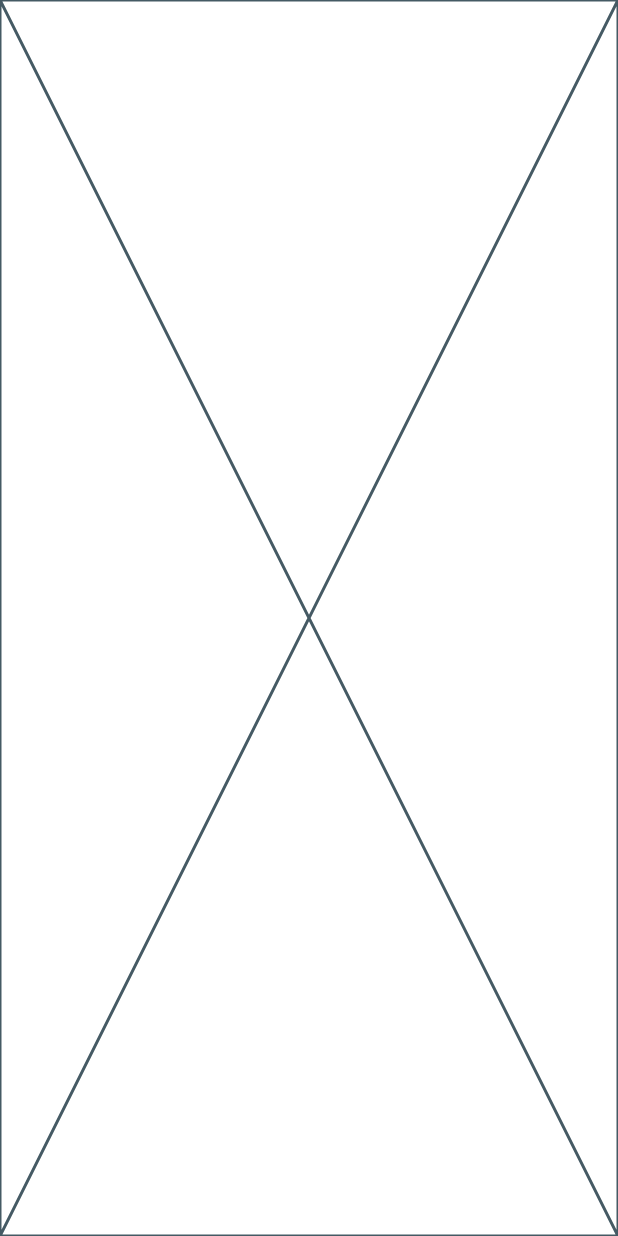
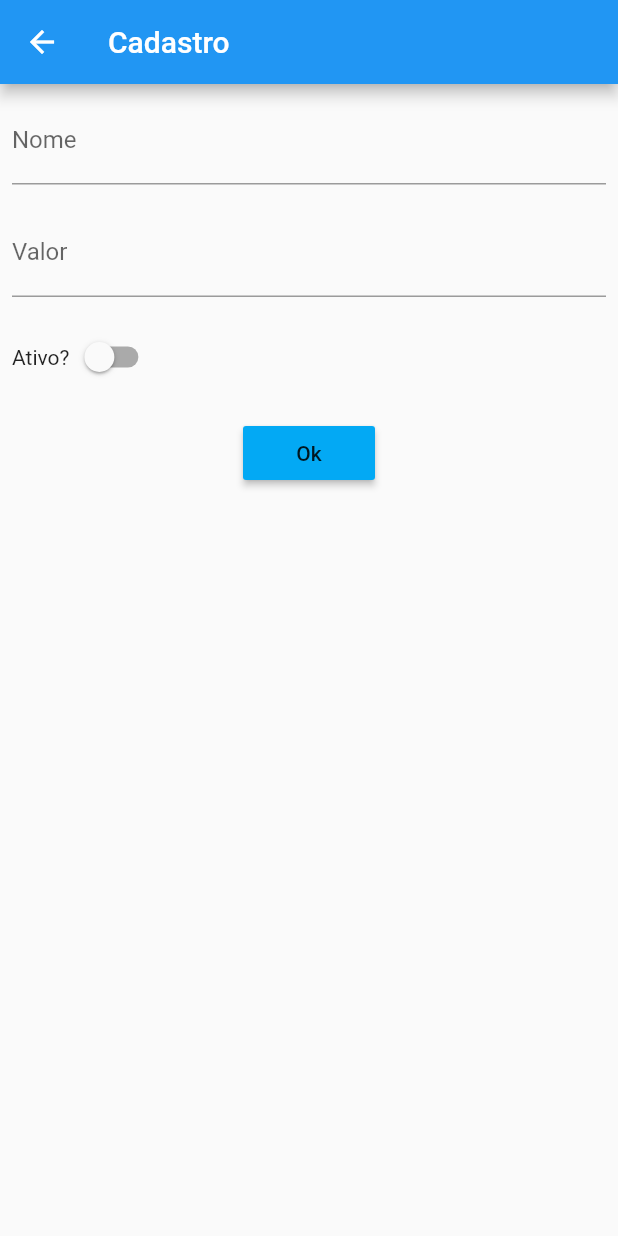
Before and after one commit to Bifi92/flutter_estudo_bloc, a Flutter app: the screen it shows after launch, after a tap on the "add" icon, on a phone screen of 412 x 824 dp. Run offline on Flutter 3.47's test engine with Material 2 defaults, Android fonts, the phone set to English and light mode, and no system bars; our stand-ins replace rxdart, sqflite; missing offline and left inert: bloc_pattern; accounts and stored records are empty.

Commit message:
Inclusao do cadastro e exclusao

```diff
--- a/lib/dao/home.dart
+++ b/lib/dao/home.dart
@@ -10,7 +10,7 @@ class HomeDao {
   static const _ativo = 'ativo';
 
   static const String tableSql = 'CREATE TABLE $_tableName ('
-      '$_id INTEGER PRIMARY KEY, '
+      '$_id INTEGER PRIMARY KEY AUTOINCREMENT, '
       '$_nome TEXT, '
       '$_valor REAL, '
       '$_ativo INTEGER )';
--- a/lib/screens/cadastro_home.dart
+++ b/lib/screens/cadastro_home.dart
@@ -1,3 +1,5 @@
+import 'package:estudo_bloc/bloc/home.dart';
+import 'package:estudo_bloc/models/home.dart';
 import 'package:flutter/material.dart';
 
 class CadastroHomeScreen extends StatelessWidget {
@@ -5,6 +7,88 @@ class CadastroHomeScreen extends StatelessWidget {
 
   @override
   Widget build(BuildContext context) {
-    return const Placeholder();
+    final formKey = GlobalKey<FormState>();
+    final HomeBloc homeBloc = HomeBloc();
+
+    salvar() {
+      if (formKey.currentState!.validate()) {
+        formKey.currentState?.save();
+        homeBloc.add();
+        homeBloc.reset();
+        Navigator.pop(context);
+      }
+    }
+
+    return Scaffold(
+      appBar: AppBar(title: const Text('Cadastro')),
+      body: SingleChildScrollView(
+        child: Center(
+          child: Form(
+            key: formKey,
+            child: Column(
+              mainAxisSize: MainAxisSize.min,
+              children: [
+                Padding(
+                  padding: const EdgeInsets.all(8.0),
+                  child: TextFormField(
+                    decoration: const InputDecoration(
+                      labelText: "Nome",
+                      border: UnderlineInputBorder(),
+                    ),
+                    onSaved: (newValue) {
+                      homeBloc.salvarNome(newValue.toString());
+                    },
+                  ),
+                ),
+                Padding(
+                  padding: const EdgeInsets.all(8.0),
+                  child: TextFormField(
+                    keyboardType: TextInputType.number,
+                    decoration: const InputDecoration(
+                      labelText: "Valor",
+                      border: UnderlineInputBorder(),
+                    ),
+                    onSaved: (newValue) {
+                      final double? valor =
+                          double.tryParse(newValue.toString());
+                      homeBloc.salvarValor(valor!);
+                    },
+                  ),
+                ),
+                Padding(
+                  padding: const EdgeInsets.all(8.0),
+                  child: Row(
+                    children: [
+                      const Text('Ativo?'),
+                      StreamBuilder<bool>(
+                        stream: homeBloc.outAtivo,
+                        initialData: false,
+                        builder: (context, snapshot) {
+                          return Switch(
+                            value: snapshot.data!,
+                            onChanged: (value) {
+                              homeBloc.salvarAtivo(value);
+                            },
+                          );
+                        },
+                      ),
+                    ],
+                  ),
+                ),
+                Padding(
+                  padding: const EdgeInsets.all(8.0),
+                  child: MaterialButton(
+                      color: Colors.lightBlue,
+                      onPressed: () {
+                        salvar();
+                      },
+                      child: const Text("Ok")),
+                ),
+              ],
+            ),
+          ),
+        ),
+      ),
+    );
   }
 }
```
Also changed, not shown: lib/screens/home.dart (+9 -0 lines).
